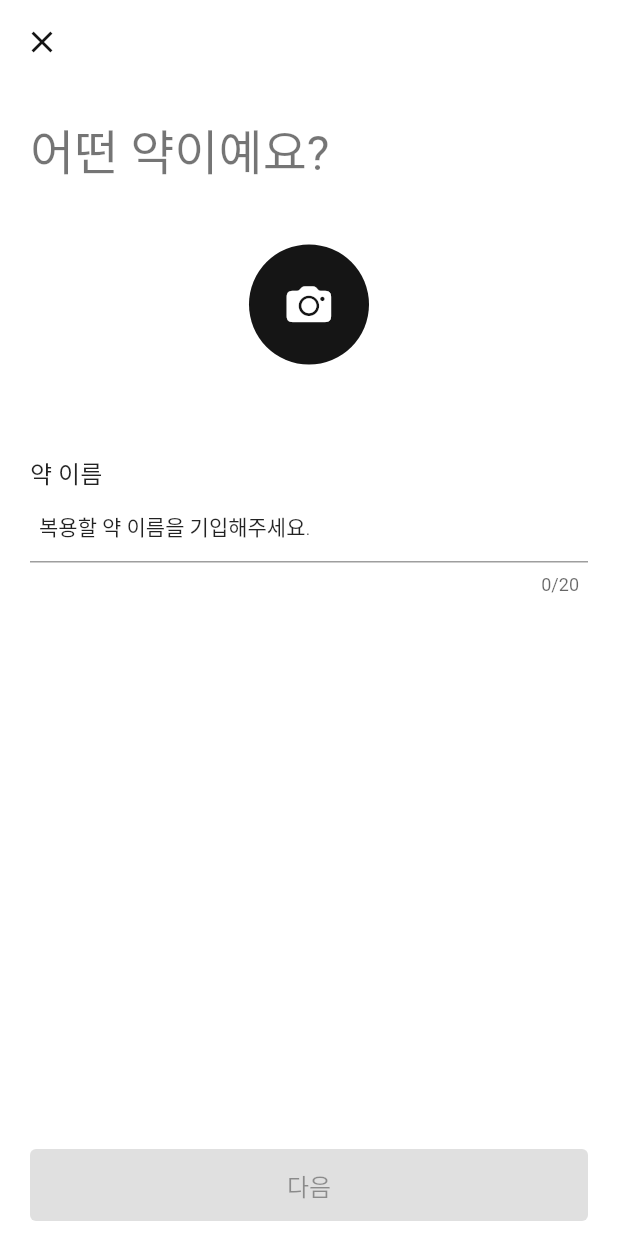
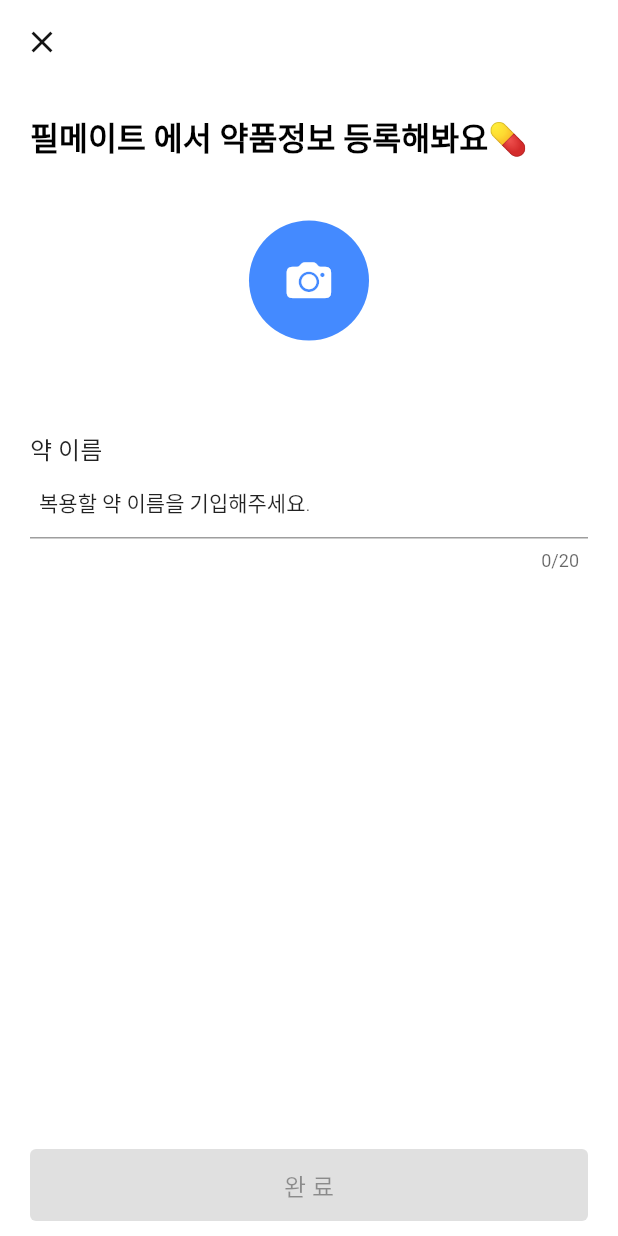
Before and after one commit to woojoung1217/Flutter_Project_PillMate-f, a Flutter app: the screen it shows after launch, after a tap on an icon or button, on a phone screen of 412 x 824 dp. Run offline on Flutter 3.47's test engine with Material 2 defaults, Android fonts, the light colour scheme and no system bars; our stand-ins replace flutter_local_notifications, flutter_native_timezone, hive, hive_flutter, image_picker, permission_handler and 1 more; accounts and stored records are empty; Roboto replaces fonts that are missing (GmarketSansTTF).

Commit message:
pillmate final version update

```diff
--- a/lib/pages/add_medicine/add_medicine_page.dart
+++ b/lib/pages/add_medicine/add_medicine_page.dart
@@ -64,9 +64,12 @@ class _AddMedicinePageState extends State<AddMedicinePage> {
       body: SingleChildScrollView(
         child: AddPageBody(
           children: [
-            Text(
-              '어떤 약이예요?',
-              style: Theme.of(context).textTheme.headline4,
+            const Text(
+              '필메이트 에서 약품정보 등록해봐요💊',
+              style: TextStyle(
+                  fontSize: 21,
+                  color: Colors.black,
+                  fontWeight: FontWeight.w600),
             ),
             const SizedBox(height: largeSpace),
             Center(
@@ -89,6 +92,9 @@ class _AddMedicinePageState extends State<AddMedicinePage> {
               textInputAction: TextInputAction.done,
               style: Theme.of(context).textTheme.bodyText1,
               decoration: InputDecoration(
+                focusedBorder: const UnderlineInputBorder(
+                  borderSide: BorderSide(width: 2.0, color: Colors.blueAccent),
+                ),
                 hintText: '복용할 약 이름을 기입해주세요.',
                 hintStyle: Theme.of(context).textTheme.bodyText2,
                 contentPadding: textFieldContentPadding,
@@ -102,7 +108,7 @@ class _AddMedicinePageState extends State<AddMedicinePage> {
       ),
       bottomNavigationBar: BottomSubmitButton(
         onPressed: _nameController.text.isEmpty ? null : _onAddAlarmPage,
-        text: '다음',
+        text: '완 료',
       ),
     );
   }
@@ -120,6 +126,7 @@ class _AddMedicinePageState extends State<AddMedicinePage> {
     );
   }
 }
+// 우중아 여기서 참고하자
 
 class _MedicineImageButton extends StatefulWidget {
   const _MedicineImageButton(
@@ -146,6 +153,7 @@ class _MedicineImageButtonState extends State<_MedicineImageButton> {
   Widget build(BuildContext context) {
     return CircleAvatar(
       radius: 40,
+      backgroundColor: Colors.blueAccent,
       child: CupertinoButton(
         onPressed: _showBottomSheet,
         padding: _pickedImage == null ? null : EdgeInsets.zero,
--- a/lib/pages/add_medicine/components/add_page_widget.dart
+++ b/lib/pages/add_medicine/components/add_page_widget.dart
@@ -37,6 +37,7 @@ class BottomSubmitButton extends StatelessWidget {
           child: ElevatedButton(
             onPressed: onPressed,
             style: ElevatedButton.styleFrom(
+              primary: Colors.blueAccent,
               textStyle: Theme.of(context).textTheme.subtitle1,
             ),
             child: Text(text),
--- a/lib/pages/home_page.dart
+++ b/lib/pages/home_page.dart
@@ -33,8 +33,10 @@ class _HomePageState extends State<HomePage> {
       floatingActionButton: FloatingActionButton(
         onPressed: _onAddMedicine,
         backgroundColor: Colors.blue[500], // 색
+
         child: const Icon(
           CupertinoIcons.add,
+          size: 35,
         ),
       ),
       floatingActionButtonLocation: FloatingActionButtonLocation.centerFloat,
@@ -68,9 +70,7 @@ class _HomePageState extends State<HomePage> {
               onPressed: () => _onCurrentPage(2),
               child: Icon(
                 Icons.local_pharmacy,
-                color: _currentIndex == 2
-                    ? DoryColors.primaryColor
-                    : Colors.grey[350],
+                color: _currentIndex == 2 ? Colors.blue : Colors.grey[350],
               ),
             ),
           ],
--- a/lib/pages/today/image_datil_page.dart
+++ b/lib/pages/today/image_datil_page.dart
@@ -23,13 +23,13 @@ class ImageDetailPage extends StatelessWidget {
               File(imagePath),
             ),
           ),
-
           const SizedBox(
             height: 40,
           ),
           // 추가
 
           TextFormField(
+              // controller: _nameAfterMedicine,
               maxLength: 50,
               keyboardType: TextInputType.text,
               textInputAction: TextInputAction.done,
```
Also changed, not shown: lib/pages/bottomsheet/pick_image_bottomsheet.dart (+12 -2 lines).
